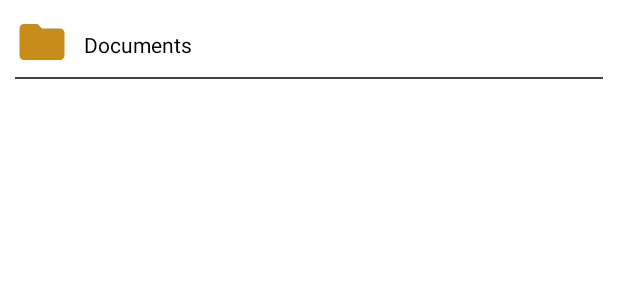
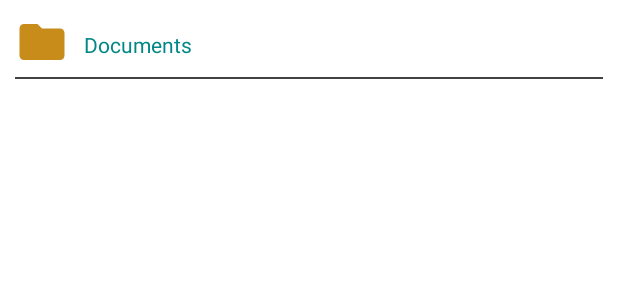
Before and after one commit to Hrishikesh885/LINKLET, an Android app: the layout recycler_item.xml on its own in the app's theme, with its tools: preview values and no code run, on a phone screen of 412 x 824 dp. Shown: the top 300 px of the screen. Run offline under Robolectric (Android 15) with nearby library versions, the phone set to English and light mode, and no system bars.

Commit message:
commit 4 by hrishikesh

```diff
--- a/app/src/main/res/layout/activity_file.xml
+++ b/app/src/main/res/layout/activity_file.xml
@@ -20,7 +20,7 @@
     <androidx.recyclerview.widget.RecyclerView
         android:id="@+id/recycler_view"
         android:layout_width="match_parent"
-        android:layout_height="279dp"
+        android:layout_height="match_parent"
         app:layout_constraintBottom_toBottomOf="parent"
         app:layout_constraintEnd_toEndOf="parent"
         app:layout_constraintHorizontal_bias="0.0"
--- a/app/src/main/res/layout/recycler_item.xml
+++ b/app/src/main/res/layout/recycler_item.xml
@@ -16,7 +16,7 @@
         android:layout_height="wrap_content"
         android:id="@+id/file_name_text_view"
         android:padding="10dp"
-        android:textColor="@color/black"
+        android:textColor="@color/teal_700"
         android:layout_toEndOf="@+id/icon_view"
         android:text="Documents" />
     <LinearLayout
```
